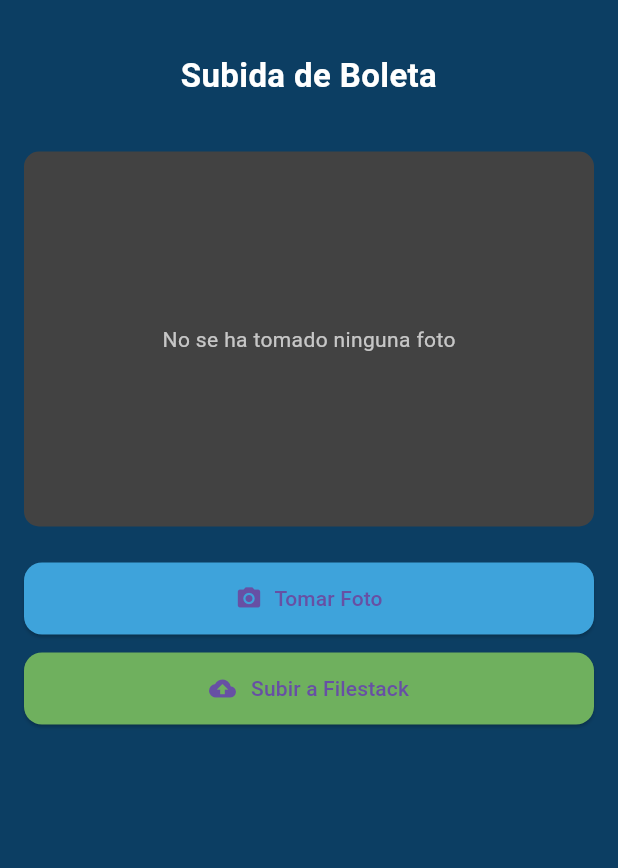
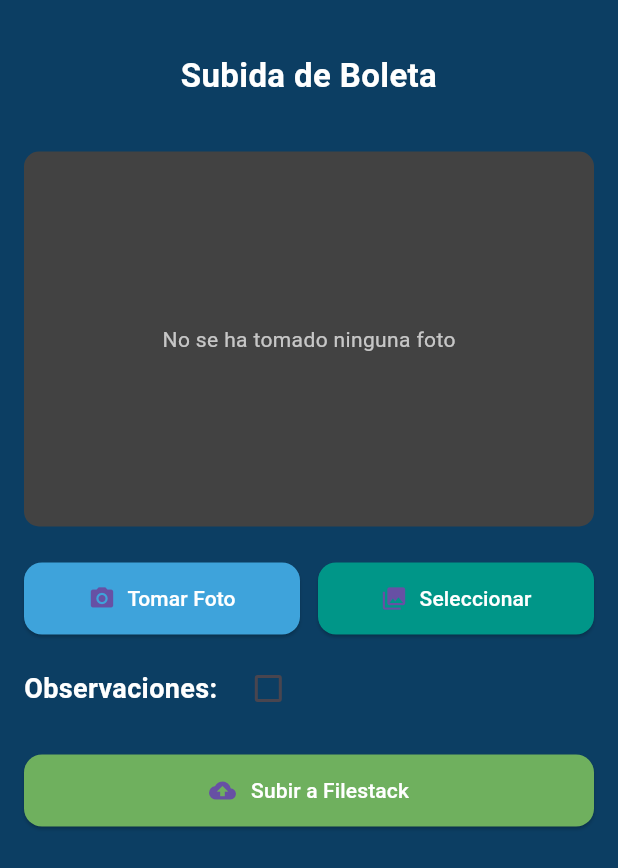
Before and after one commit to ElTapiaGit/frontend-votacion, a Flutter app: the SincronizarView widget shown alone on an empty page, opened directly, on a phone screen of 412 x 824 dp. Shown: the top 868 px of the screen. Run offline on Flutter 3.47's test engine with Material 3 defaults, Android fonts, the phone set to English and light mode, and no system bars; our stand-ins replace image_picker; missing offline and left inert: google_mlkit_barcode_scanning.

Commit message:
quinto commit: mejora de interfaz hasta subir foto

```diff
--- a/lib/modules/votacion/view/sincronizar_votos.dart
+++ b/lib/modules/votacion/view/sincronizar_votos.dart
@@ -17,6 +17,7 @@
   File? _image;
   String? _uploadedUrl;
   bool _isUploading = false;
+  bool _hasObservaciones = false;
   final ImagePicker _picker = ImagePicker();
   final String filestackApiKey = 'ABIM6pHDMRhydfHR0JwjGz';
 
@@ -30,6 +31,17 @@
       });
     }
   }
+
+  Future<void> _selectImage() async {
+    final pickedFile = await _picker.pickImage(source: ImageSource.gallery);
+    if (pickedFile != null) {
+      setState(() {
+        _image = File(pickedFile.path);
+        _uploadedUrl = null;
+      });
+    }
+  }
+
 
   Future<void> _uploadToFilestack() async {
     if (_image == null) {
@@ -119,17 +131,58 @@
                         ),
                       ),
                 const SizedBox(height: 24),
-                ElevatedButton.icon(
+                Row(
+                  children: [
+                    Expanded(
+                      child: ElevatedButton.icon(
                         onPressed: _captureImage,
                         icon: const Icon(Icons.camera_alt),
-                  label: const Text("Tomar Foto"),
+                        label: const Text("Tomar Foto", style: TextStyle(color: Colors.white)),
                         style: ElevatedButton.styleFrom(
                           backgroundColor: AppColors.accent,
                           padding: const EdgeInsets.symmetric(vertical: 14),
                           shape: RoundedRectangleBorder(borderRadius: BorderRadius.circular(12)),
                         ),
                       ),
+                    ),
+                    const SizedBox(width: 12),
+                    Expanded(
+                      child: ElevatedButton.icon(
+                        onPressed: _selectImage,
+                        icon: const Icon(Icons.photo_library),
+                        label: const Text("Seleccionar", style: TextStyle(color: Colors.white)),
+                        style: ElevatedButton.styleFrom(
+                          backgroundColor: Colors.teal,
+                          padding: const EdgeInsets.symmetric(vertical: 14),
+                          shape: RoundedRectangleBorder(borderRadius: BorderRadius.circular(12)),
+                        ),
+                      ),
+                    ),
+                  ],
+                ),
+
                 const SizedBox(height: 12),
+
+                Row(
+                  children: [
+                    const Text(
+                      "Observaciones:",
+                      style: TextStyle(color: Colors.white, fontWeight: FontWeight.w600, fontSize: 18),
+                    ),
+                    const SizedBox(width: 10),
+                    Checkbox(
+                      value: _hasObservaciones,
+                      onChanged: (value) {
+                        setState(() {
+                          _hasObservaciones = value ?? false;
+                        });
+                      },
+                      checkColor: Colors.white,
+                      activeColor: AppColors.secondary,
+                    ),
+                  ],
+                ),
+                const SizedBox(height: 20),
                 ElevatedButton(
                   onPressed: _isUploading ? null : _uploadToFilestack,
                   style: ElevatedButton.styleFrom(
@@ -148,7 +201,7 @@
                           children: const [
                             Icon(Icons.cloud_upload),
                             SizedBox(width: 10),
-                            Text("Subir a Filestack"),
+                            Text("Subir a Filestack", style: TextStyle(color: Colors.white)),
                           ],
                         ),
                 ),
--- a/lib/widgets/custom_input.dart
+++ b/lib/widgets/custom_input.dart
@@ -12,7 +12,7 @@
     required this.controller,
     required this.hintText,
     required this.icon,
-    this.isPassword = false,
+    this.isPassword = false, required String? Function(String? value) validator,
   });
 
   @override
```
Also changed, not shown: lib/modules/auth/controller/login_controller.dart (+33 -5 lines), lib/modules/auth/view/login_page.dart (+15 -2 lines), lib/modules/votacion/view/filtrar_mesa.dart (+27 -12 lines), lib/modules/votacion/view/votacion_1.dart (+26 -10 lines), lib/modules/votacion/view/votacion_2.dart (+26 -10 lines), pubspec.lock, 2 other files. Lines whose indentation alone changed are shown as unchanged.
